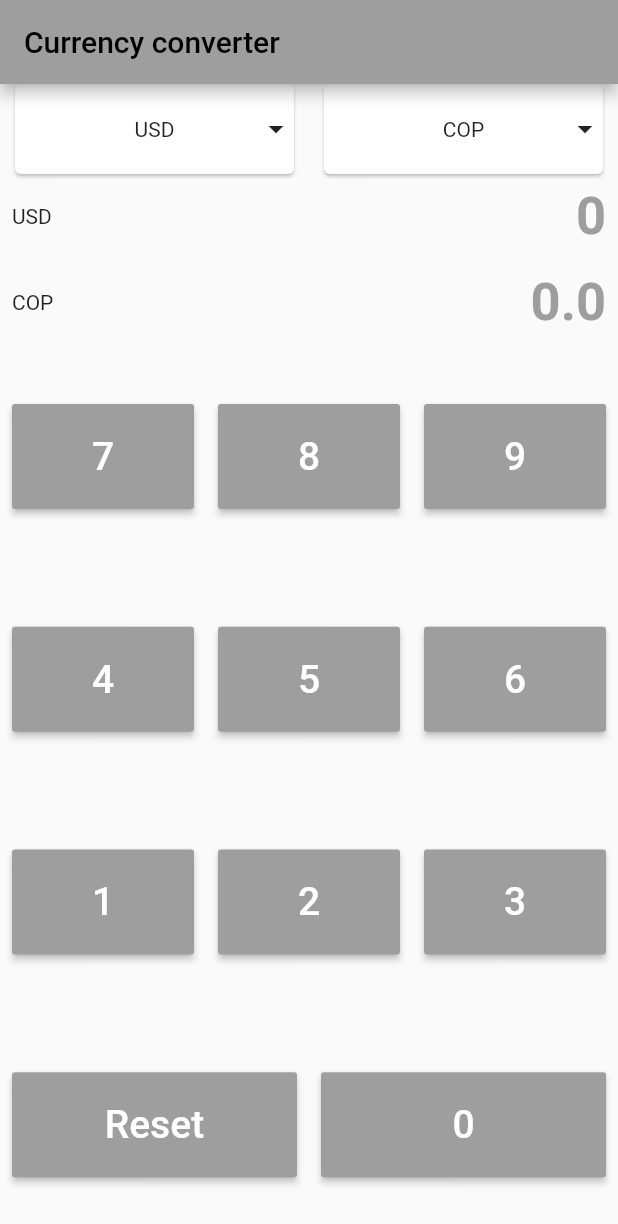
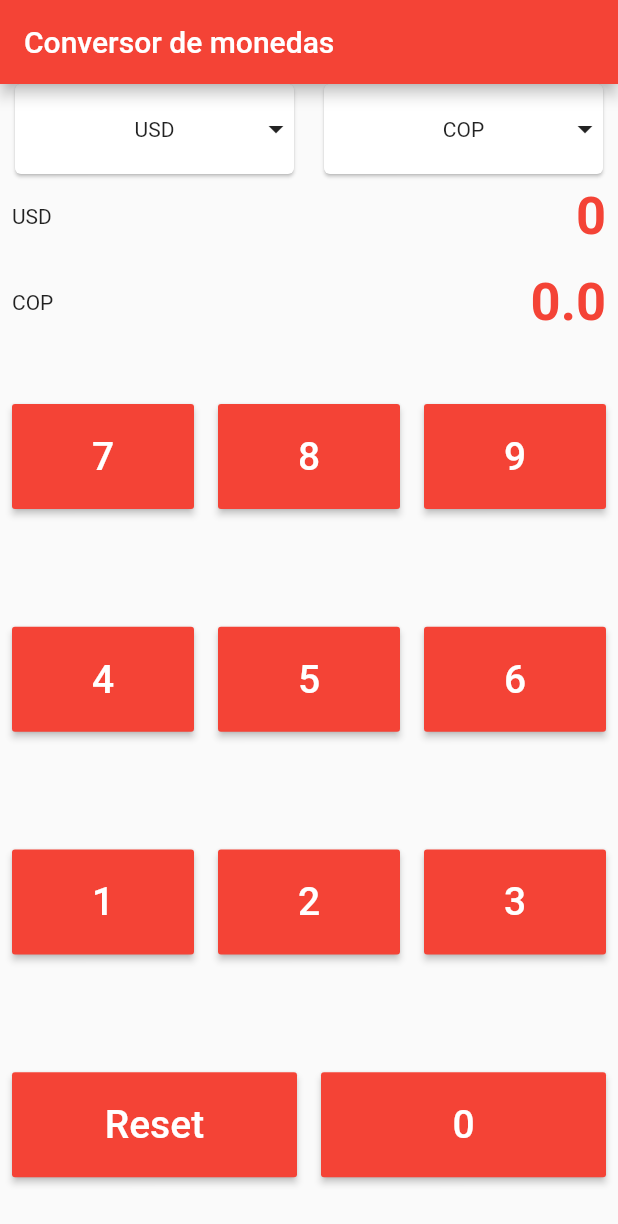
Before and after one commit to Edipomo97/Reto1Ciclo4, a Flutter app: the screen it shows after launch, on a phone screen of 412 x 824 dp. Shown: the top 1224 px of the screen. Run offline on Flutter 3.47's test engine with Material 2 defaults, Android fonts, the phone set to English and light mode, and no system bars; missing offline and left inert: direct_select.

Commit message:
cambio de color principal

```diff
--- a/lib/ui/my_app.dart
+++ b/lib/ui/my_app.dart
@@ -9,9 +9,9 @@ class MyApp extends StatelessWidget {
   Widget build(BuildContext context) {
     return MaterialApp(
         debugShowCheckedModeBanner: false,
-        title: 'Currency converter',
+        title: 'Conversor de Monedas',
         theme: ThemeData(
-          primarySwatch: Colors.grey,
+          primarySwatch: Colors.red,
         ),
 
         // TODO
--- a/lib/ui/pages/converter_page.dart
+++ b/lib/ui/pages/converter_page.dart
@@ -32,7 +32,7 @@ class _ConverterPageState extends State<ConverterPage> {
     // El siguiente widget en el arbol es el Scaffold
     return Scaffold(
         appBar: AppBar(
-          title: const Text('Currency converter'),
+          title: const Text('Conversor de monedas'),
         ),
         body: Column(children: [
           Row(
--- a/lib/ui/widgets/selection_item.dart
+++ b/lib/ui/widgets/selection_item.dart
@@ -13,7 +13,7 @@ class SelectionItem extends StatelessWidget {
       child: isForList
           ? Padding(
               child: _buildItem(context),
-              padding: const EdgeInsets.all(10.0),
+              padding: const EdgeInsets.all(8.0),
             )
           : Card(
               margin: const EdgeInsets.symmetric(horizontal: 10.0),
```
